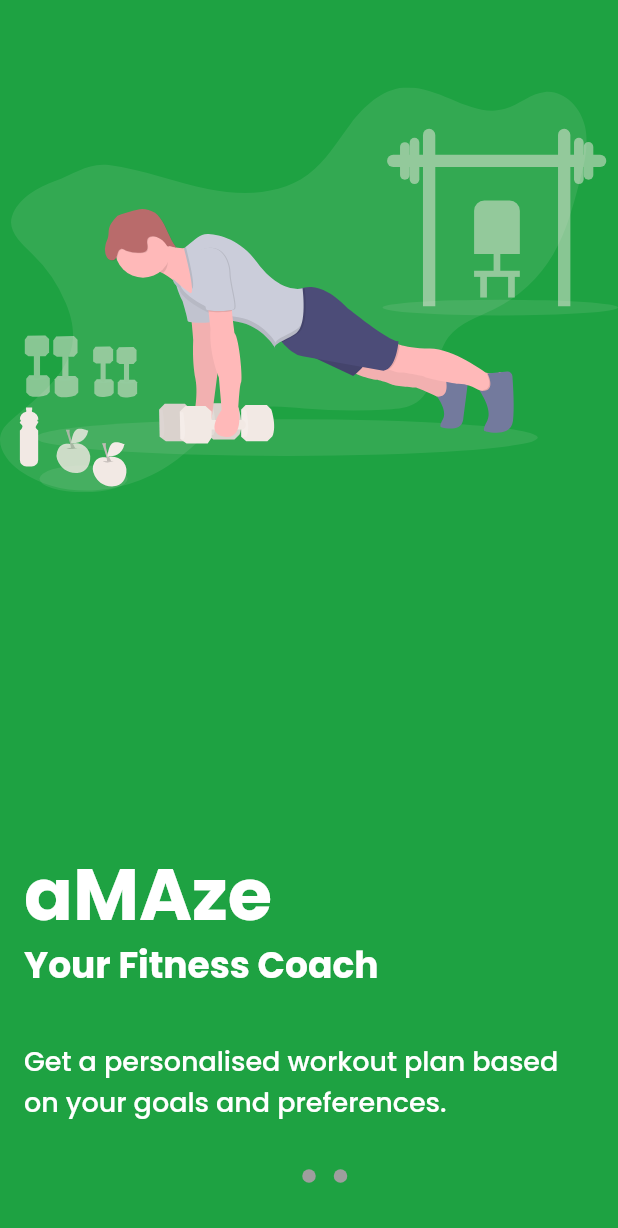
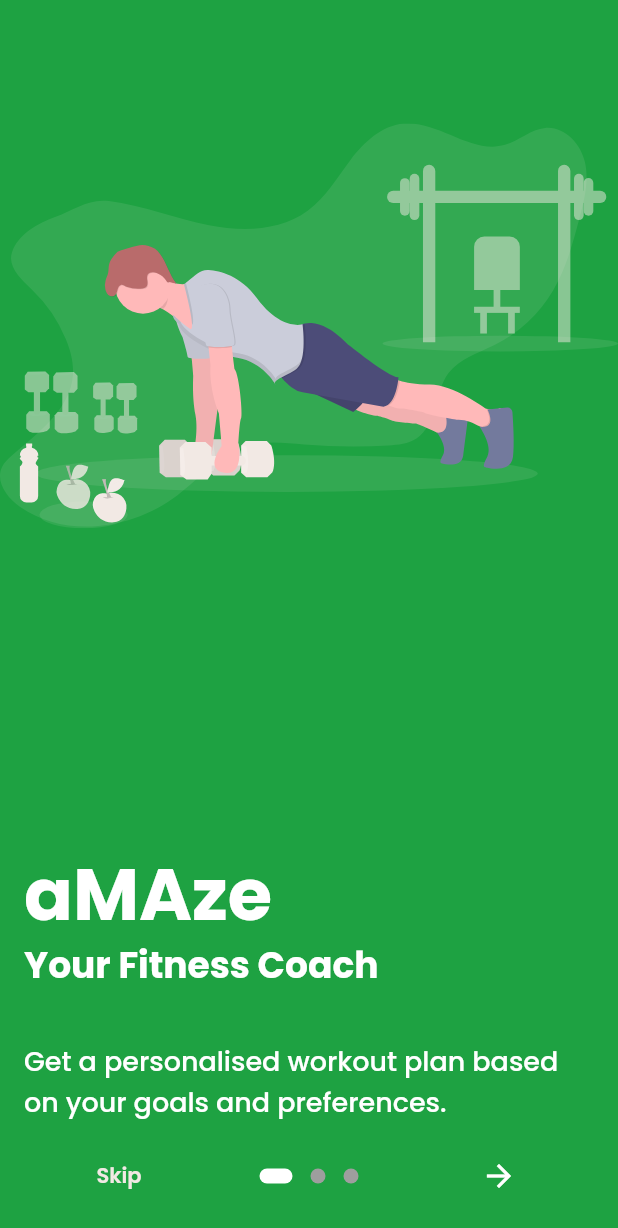
Before and after one commit to BufferOverflow-me/aMAze, a Flutter app: the screen it shows after launch, on a phone screen of 412 x 824 dp. Shown: the top 1228 px of the screen. Run offline on Flutter 3.47's test engine with Material 2 defaults, Android fonts, the phone set to English and light mode, and no system bars; drawn by our look-alikes of introduction_screen; our stand-ins replace flutter_svg, google_fonts, shared_preferences.

Commit message:
introductory page finalized

```diff
--- a/lib/src/app.dart
+++ b/lib/src/app.dart
@@ -1,5 +1,4 @@
 import 'package:fitness_app/src/screens/homepage.dart';
-import 'package:fitness_app/src/screens/start/fitness_coach.dart';
 import 'package:fitness_app/src/screens/start/intro_page.dart';
 import 'package:fitness_app/src/settings/setting_controller.dart';
 import 'package:fitness_app/src/settings/settings_service.dart';
@@ -22,7 +21,6 @@ class MyApp extends StatelessWidget {
             darkTheme: MyTheme.darkBlueTheme(),
             themeMode: settingsController.themeMode,
             debugShowCheckedModeBanner: false,
-            initialRoute: const FitnessPageGym().routeName,
             home: const AmazeIntroductionPage(),
           );
         });
--- a/lib/src/screens/start/intro_page.dart
+++ b/lib/src/screens/start/intro_page.dart
@@ -1,7 +1,5 @@
-import 'package:fitness_app/src/widgets/theme.dart';
 import 'package:flutter/material.dart';
 import 'package:flutter_svg/flutter_svg.dart';
-import 'package:google_fonts/google_fonts.dart';
 import 'package:introduction_screen/introduction_screen.dart';
 
 class AmazeIntroductionPage extends StatelessWidget {
@@ -14,10 +12,7 @@ class AmazeIntroductionPage extends StatelessWidget {
         child: IntroductionScreen(
           pages: [
             PageViewModel(
-              image: SvgPicture.asset(
-                "assets/svg/pushup_guy.svg",
-                height: MediaQuery.of(context).size.height * 0.4,
-              ),
+              image: buildImage("assets/svg/pushup_guy.svg", context),
               titleWidget: Align(
                 alignment: Alignment.bottomLeft,
                 child: Column(
@@ -45,16 +40,10 @@ class AmazeIntroductionPage extends StatelessWidget {
                   style: Theme.of(context).textTheme.headline5,
                 ),
               ),
-              decoration: const PageDecoration(
-                bodyAlignment: Alignment.bottomLeft,
-                imageAlignment: Alignment.bottomCenter,
-              ),
+              decoration: getPageDecoration(),
             ),
             PageViewModel(
-              image: SvgPicture.asset(
-                "assets/svg/yoga_lady.svg",
-                height: MediaQuery.of(context).size.height * 0.4,
-              ),
+              image: buildImage("assets/svg/yoga_lady.svg", context),
               titleWidget: Align(
                 alignment: Alignment.bottomLeft,
                 child: Column(
@@ -82,16 +71,10 @@ class AmazeIntroductionPage extends StatelessWidget {
                   style: Theme.of(context).textTheme.headline5,
                 ),
               ),
-              decoration: const PageDecoration(
-                bodyAlignment: Alignment.bottomLeft,
-                imageAlignment: Alignment.bottomCenter,
-              ),
+              decoration: getPageDecoration(),
             ),
             PageViewModel(
-              image: SvgPicture.asset(
-                "assets/svg/meditating_lady.svg",
-                height: MediaQuery.of(context).size.height * 0.4,
-              ),
+              image: buildImage("assets/svg/meditating_lady.svg", context),
               titleWidget: Align(
                 alignment: Alignment.bottomLeft,
                 child: Column(
@@ -119,27 +102,50 @@ class AmazeIntroductionPage extends StatelessWidget {
                   style: Theme.of(context).textTheme.headline5,
                 ),
               ),
-              decoration: const PageDecoration(
-                bodyAlignment: Alignment.bottomLeft,
-                imageAlignment: Alignment.bottomCenter,
-              ),
+              decoration: getPageDecoration(),
             ),
           ],
+          dotsDecorator: getDotDecorator(context),
           done: Text(
-            "Done",
-            style: Theme.of(context).textTheme.headline5,
+            "Get Started",
+            style: Theme.of(context).textTheme.headline6,
           ),
+          skip: Text(
+            "Skip",
+            style: Theme.of(context).textTheme.headline6,
+          ),
+          next: const Icon(
+            Icons.arrow_forward,
+            color: Colors.white,
+          ),
+          onSkip: () {},
           onDone: () {},
-          next: const Text(
-            "Next",
-            style: TextStyle(
-              fontWeight: FontWeight.bold,
-              fontSize: 20,
-            ),
-          ),
-          showNextButton: false,
+          showDoneButton: true,
+          showSkipButton: true,
+          showNextButton: true,
         ),
       ),
     );
   }
+
+  DotsDecorator getDotDecorator(BuildContext context) => DotsDecorator(
+        activeShape: RoundedRectangleBorder(
+          borderRadius: BorderRadius.circular(24),
+        ),
+        activeColor: Theme.of(context).primaryColorLight,
+        color: Colors.grey,
+        size: const Size(10, 10),
+        activeSize: const Size(22, 10),
+      );
+
+  Widget buildImage(String path, BuildContext context) => SvgPicture.asset(
+        path,
+        height: MediaQuery.of(context).size.height * 0.4,
+      );
+
+  PageDecoration getPageDecoration() => const PageDecoration(
+        bodyAlignment: Alignment.bottomLeft,
+        imageAlignment: Alignment.bottomCenter,
+        imagePadding: EdgeInsets.only(bottom: 0),
+      );
 }
--- a/lib/src/widgets/theme.dart
+++ b/lib/src/widgets/theme.dart
@@ -4,6 +4,8 @@ import 'package:google_fonts/google_fonts.dart';
 class MyTheme {
   static ThemeData darkBlueTheme() => ThemeData(
         primarySwatch: themeOneSwatch,
+        primaryColor: themeOneBg,
+        primaryColorLight: themeOneFg,
         fontFamily: GoogleFonts.poppins().fontFamily,
         backgroundColor: themeOneBg,
         textTheme: TextTheme(
@@ -22,7 +24,8 @@ class MyTheme {
             fontSize: 18,
             fontWeight: FontWeight.w500,
           ),
-          headline6: GoogleFonts.poppins(color: themeOneFg, fontSize: 14),
+          headline6: GoogleFonts.poppins(
+              color: themeOneFg, fontSize: 14, fontWeight: FontWeight.w600),
           bodyText1: GoogleFonts.poppins(color: themeOneFg, fontSize: 12),
           bodyText2: GoogleFonts.poppins(color: themeOneFg),
           button: GoogleFonts.poppins(color: themeOneFg),
@@ -110,7 +113,8 @@ class MyTheme {
             fontSize: 18,
             fontWeight: FontWeight.w500,
           ),
-          headline6: GoogleFonts.poppins(color: themeFourFg, fontSize: 14),
+          headline6: GoogleFonts.poppins(
+              color: themeOneFg, fontSize: 14, fontWeight: FontWeight.w600),
           bodyText1: GoogleFonts.poppins(color: themeFourFg, fontSize: 12),
           bodyText2: GoogleFonts.poppins(color: themeFourFg),
           button: GoogleFonts.poppins(color: themeFourFg),
```
